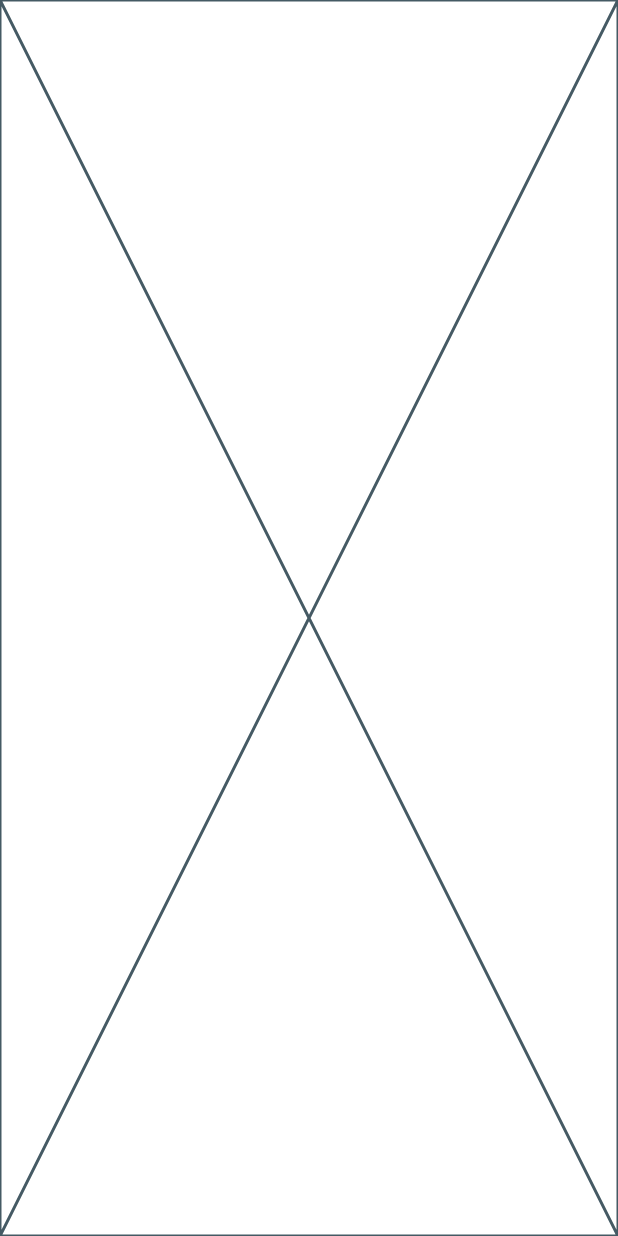
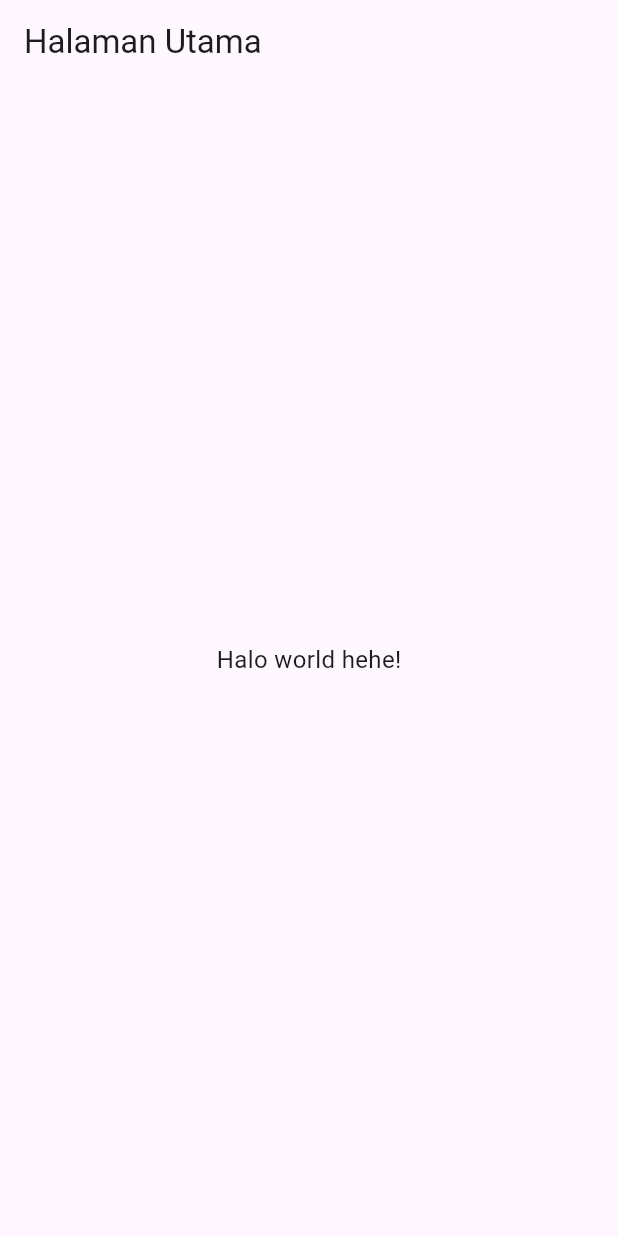
Before and after one commit to adulbeduldudul/PMI_1124160161, a Flutter app: the screen it shows after launch, on a phone screen of 412 x 824 dp. Run offline on Flutter 3.47's test engine with Material 3 defaults, Android fonts, the phone set to English and light mode, and no system bars.

Commit message:
menambahkan widget

```diff
--- a/lib/main.dart
+++ b/lib/main.dart
@@ -5,10 +5,26 @@ void main() {
 }
 
 class MyApp extends StatelessWidget {
-  const new({super.key});
+  const MyApp({super.key});
 
   @override
   Widget build(BuildContext context) {
-    return const Placeholder();
+    return MaterialApp(
+      title: 'Aplikasi Flutter Saya',
+      theme: ThemeData(
+        primarySwatch: Colors.blue,
+      ),
+      home: Scaffold(
+        appBar: AppBar(
+          title: const Text('Halaman Utama'),
+        ),
+        body: const Center(
+          child: Text(
+            'Halo world hehe!',
+            style: TextStyle(fontSize: 16),
+          ),
+        ),
+      ),
+    );
   }
 }
```
